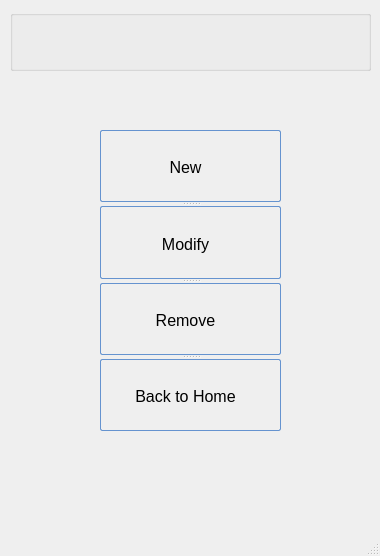
Above: POML060_v1/stagetwopatients.ui from viniltc/POML060 before the change. Below: the same form after it.
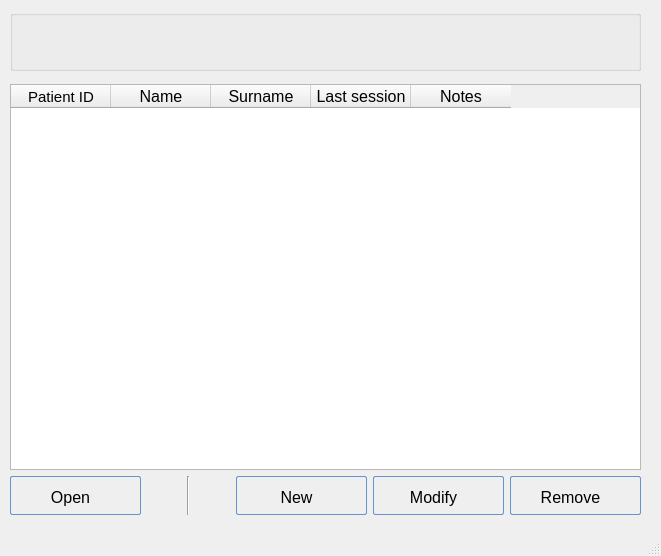
That is the form after the change. Custom widgets are drawn as their Qt base class.

Patch:
```diff
--- a/POML060_v1/stagetwopatients.ui
+++ b/POML060_v1/stagetwopatients.ui
@@ -6,7 +6,7 @@
    <rect>
     <x>0</x>
     <y>0</y>
-    <width>380</width>
+    <width>661</width>
     <height>556</height>
    </rect>
   </property>
@@ -19,7 +19,7 @@
      <rect>
       <x>10</x>
       <y>10</y>
-      <width>361</width>
+      <width>631</width>
       <height>61</height>
      </rect>
     </property>
@@ -29,7 +29,7 @@
     <widget class="QLed" name="qLed" native="true">
      <property name="geometry">
       <rect>
-       <x>310</x>
+       <x>570</x>
        <y>10</y>
        <width>41</width>
        <height>41</height>
@@ -46,21 +46,96 @@
      </property>
     </widget>
    </widget>
-   <widget class="QSplitter" name="splitter">
+   <widget class="QWidget" name="layoutWidget">
     <property name="geometry">
      <rect>
-      <x>100</x>
-      <y>130</y>
-      <width>181</width>
-      <height>301</height>
+      <x>10</x>
+      <y>84</y>
+      <width>631</width>
+      <height>431</height>
      </rect>
     </property>
-    <property name="orientation">
-     <enum>Qt::Vertical</enum>
-    </property>
-    <widget class="QPushButton" name="pushButton_new">
-     <property name="styleSheet">
-      <string notr="true">QPushButton:hover{
+    <layout class="QVBoxLayout" name="verticalLayout">
+     <item>
+      <widget class="QTableWidget" name="tableWidget">
+       <property name="font">
+        <font>
+         <family>MS Shell Dlg 2</family>
+         <pointsize>9</pointsize>
+        </font>
+       </property>
+       <property name="styleSheet">
+        <string notr="true"/>
+       </property>
+       <column>
+        <property name="text">
+         <string>Patient ID</string>
+        </property>
+        <property name="font">
+         <font>
+          <pointsize>11</pointsize>
+          <weight>50</weight>
+          <bold>false</bold>
+         </font>
+        </property>
+       </column>
+       <column>
+        <property name="text">
+         <string>Name</string>
+        </property>
+        <property name="font">
+         <font>
+          <pointsize>12</pointsize>
+          <weight>50</weight>
+          <bold>false</bold>
+         </font>
+        </property>
+       </column>
+       <column>
+        <property name="text">
+         <string>Surname</string>
+        </property>
+        <property name="font">
+         <font>
+          <pointsize>12</pointsize>
+          <weight>50</weight>
+          <bold>false</bold>
+         </font>
+        </property>
+       </column>
+       <column>
+        <property name="text">
+         <string>Last session</string>
+        </property>
+        <property name="font">
+         <font>
+          <pointsize>12</pointsize>
+          <weight>50</weight>
+          <bold>false</bold>
+         </font>
+        </property>
+       </column>
+       <column>
+        <property name="text">
+         <string>Notes</string>
+        </property>
+        <property name="font">
+         <font>
+          <family>MS Shell Dlg 2</family>
+          <pointsize>12</pointsize>
+          <weight>50</weight>
+          <bold>false</bold>
+         </font>
+        </property>
+       </column>
+      </widget>
+     </item>
+     <item>
+      <layout class="QHBoxLayout" name="horizontalLayout">
+       <item>
+        <widget class="QPushButton" name="pushButton_Open">
+         <property name="styleSheet">
+          <string notr="true">QPushButton:hover{
         background: qlineargradient(x1 : 0, y1 : 0, x2 : 0, y2 :   1, stop :   0.0 #ffd9aa,
                 stop :   0.5 #ffbb6e, stop :   0.55 #feae42, stop :   1.0 #fedb74);
 }
@@ -79,7 +154,6 @@
 
 
 
-
 QPushButton:pressed {
         background: qlineargradient(x1 : 0, y1 : 0, x2 : 0, y2 :   1, stop :   0.0 #c0dbff,
         stop :   0.5 #cfd26f, stop :   0.55 #c7df6f, stop :   1.0 #f5f9ff);
@@ -100,14 +174,55 @@
         padding-left: 3px;
         color: black;
 }</string>
-     </property>
-     <property name="text">
-      <string>New</string>
-     </property>
-    </widget>
-    <widget class="QPushButton" name="pushButton_modify">
-     <property name="styleSheet">
-      <string notr="true">QPushButton:hover{
+         </property>
+         <property name="text">
+          <string>Open</string>
+         </property>
+        </widget>
+       </item>
+       <item>
+        <spacer name="horizontalSpacer">
+         <property name="orientation">
+          <enum>Qt::Horizontal</enum>
+         </property>
+         <property name="sizeType">
+          <enum>QSizePolicy::Fixed</enum>
+         </property>
+         <property name="sizeHint" stdset="0">
+          <size>
+           <width>40</width>
+           <height>20</height>
+          </size>
+         </property>
+        </spacer>
+       </item>
+       <item>
+        <widget class="Line" name="line">
+         <property name="orientation">
+          <enum>Qt::Vertical</enum>
+         </property>
+        </widget>
+       </item>
+       <item>
+        <spacer name="horizontalSpacer_2">
+         <property name="orientation">
+          <enum>Qt::Horizontal</enum>
+         </property>
+         <property name="sizeType">
+          <enum>QSizePolicy::Fixed</enum>
+         </property>
+         <property name="sizeHint" stdset="0">
+          <size>
+           <width>40</width>
+           <height>20</height>
+          </size>
+         </property>
+        </spacer>
+       </item>
+       <item>
+        <widget class="QPushButton" name="pushButton_New">
+         <property name="styleSheet">
+          <string notr="true">QPushButton:hover{
         background: qlineargradient(x1 : 0, y1 : 0, x2 : 0, y2 :   1, stop :   0.0 #ffd9aa,
                 stop :   0.5 #ffbb6e, stop :   0.55 #feae42, stop :   1.0 #fedb74);
 }
@@ -126,7 +241,6 @@
 
 
 
-
 QPushButton:pressed {
         background: qlineargradient(x1 : 0, y1 : 0, x2 : 0, y2 :   1, stop :   0.0 #c0dbff,
         stop :   0.5 #cfd26f, stop :   0.55 #c7df6f, stop :   1.0 #f5f9ff);
@@ -147,14 +261,16 @@
         padding-left: 3px;
         color: black;
 }</string>
-     </property>
-     <property name="text">
-      <string>Modify</string>
-     </property>
-    </widget>
-    <widget class="QPushButton" name="pushButton_remove">
-     <property name="styleSheet">
-      <string notr="true">QPushButton:hover{
+         </property>
+         <property name="text">
+          <string>New</string>
+         </property>
+        </widget>
+       </item>
+       <item>
+        <widget class="QPushButton" name="pushButton_Modify">
+         <property name="styleSheet">
+          <string notr="true">QPushButton:hover{
         background: qlineargradient(x1 : 0, y1 : 0, x2 : 0, y2 :   1, stop :   0.0 #ffd9aa,
                 stop :   0.5 #ffbb6e, stop :   0.55 #feae42, stop :   1.0 #fedb74);
 }
@@ -173,7 +289,6 @@
 
 
 
-
 QPushButton:pressed {
         background: qlineargradient(x1 : 0, y1 : 0, x2 : 0, y2 :   1, stop :   0.0 #c0dbff,
         stop :   0.5 #cfd26f, stop :   0.55 #c7df6f, stop :   1.0 #f5f9ff);
@@ -194,14 +309,16 @@
         padding-left: 3px;
         color: black;
 }</string>
-     </property>
-     <property name="text">
-      <string>Remove</string>
-     </property>
-    </widget>
-    <widget class="QPushButton" name="pushButton_bmain">
-     <property name="styleSheet">
-      <string notr="true">QPushButton:hover{
+         </property>
+         <property name="text">
+          <string>Modify</string>
+         </property>
+        </widget>
+       </item>
+       <item>
+        <widget class="QPushButton" name="pushButton_Remove">
+         <property name="styleSheet">
+          <string notr="true">QPushButton:hover{
         background: qlineargradient(x1 : 0, y1 : 0, x2 : 0, y2 :   1, stop :   0.0 #ffd9aa,
                 stop :   0.5 #ffbb6e, stop :   0.55 #feae42, stop :   1.0 #fedb74);
 }
@@ -220,7 +337,6 @@
 
 
 
-
 QPushButton:pressed {
         background: qlineargradient(x1 : 0, y1 : 0, x2 : 0, y2 :   1, stop :   0.0 #c0dbff,
         stop :   0.5 #cfd26f, stop :   0.55 #c7df6f, stop :   1.0 #f5f9ff);
@@ -241,11 +357,15 @@
         padding-left: 3px;
         color: black;
 }</string>
-     </property>
-     <property name="text">
-      <string>Back to Home</string>
-     </property>
-    </widget>
+         </property>
+         <property name="text">
+          <string>Remove</string>
+         </property>
+        </widget>
+       </item>
+      </layout>
+     </item>
+    </layout>
    </widget>
   </widget>
   <widget class="QMenuBar" name="menubar">
```
Left out of the diff: 2 changed lines with no effect on the pictures.
